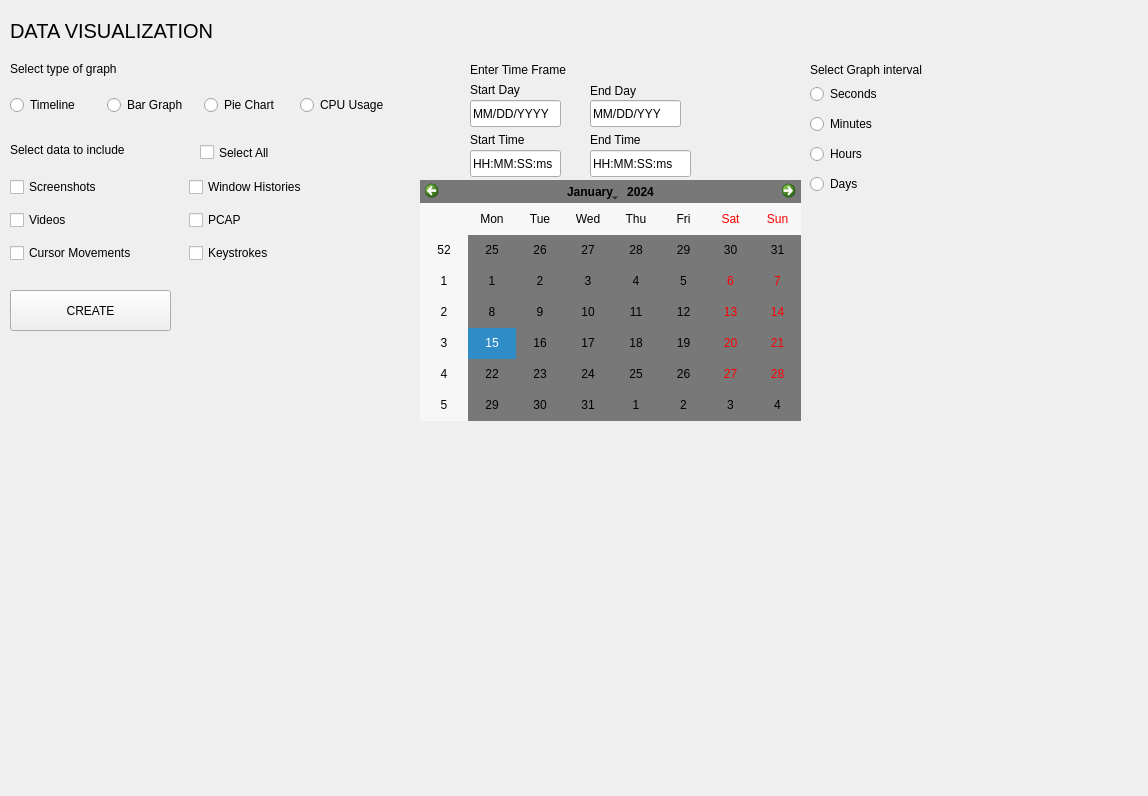
Qt form src/ui/Visualize/DataViz.ui (komodo6/AVERT) before a commit.
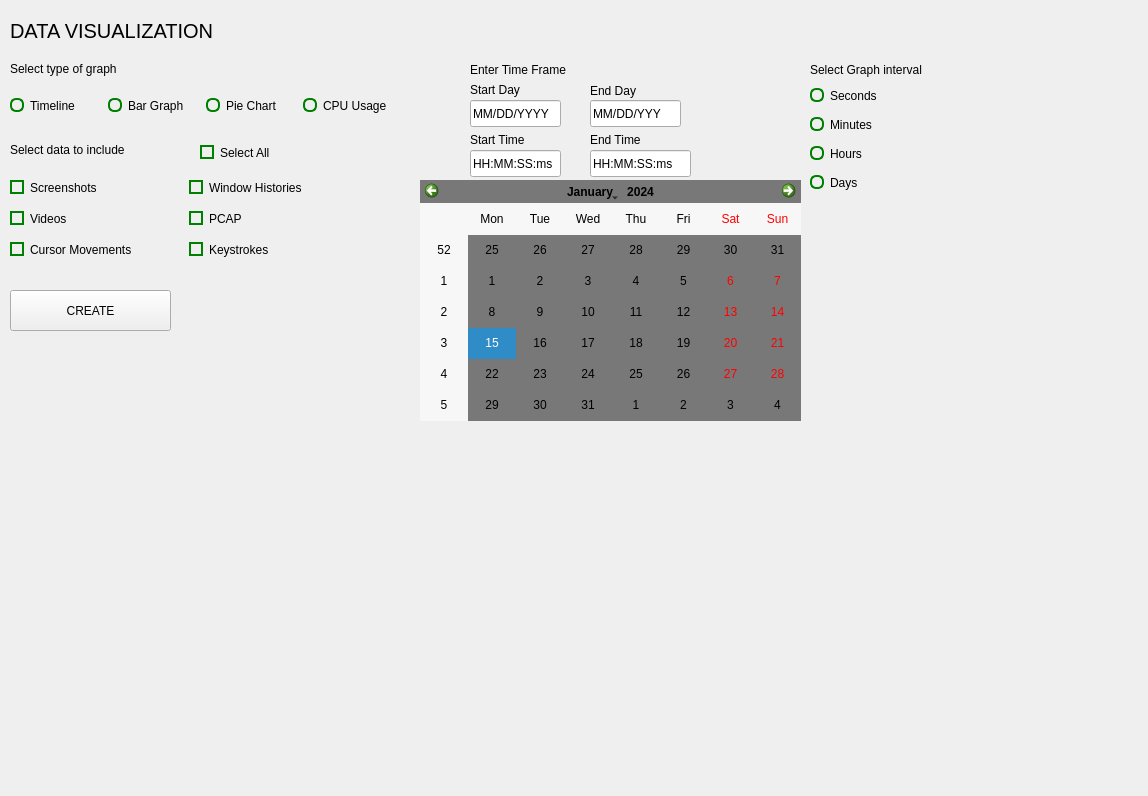
The same form after that commit.

Commit message: added color to checkboxes and radiobuttons

```diff
--- a/src/ui/Visualize/DataViz.ui
+++ b/src/ui/Visualize/DataViz.ui
@@ -22,6 +22,17 @@
      <height>25</height>
     </rect>
    </property>
+   <property name="styleSheet">
+    <string notr="true">QCheckBox::indicator
+{
+border: 2px solid;
+border-color: green;
+}
+QCheckBox:indicator:checked
+{ 
+background-color: green; 
+}</string>
+   </property>
    <property name="text">
     <string>Select All</string>
    </property>
@@ -164,13 +175,26 @@
     <rect>
      <x>10</x>
      <y>80</y>
-     <width>381</width>
+     <width>385</width>
      <height>51</height>
     </rect>
    </property>
    <layout class="QHBoxLayout" name="horizontalLayout">
     <item>
      <widget class="QRadioButton" name="TimelineRadioButton">
+      <property name="styleSheet">
+       <string notr="true">QRadioButton::indicator
+{
+border: 2px solid;
+border-radius: 6px;
+border-color: green;
+}
+QRadioButton::indicator::checked
+{ 
+border-radius: 6px;
+background-color: green; 
+}</string>
+      </property>
       <property name="text">
        <string>Timeline</string>
       </property>
@@ -178,6 +202,19 @@
     </item>
     <item>
      <widget class="QRadioButton" name="BarGraphRadioButton">
+      <property name="styleSheet">
+       <string notr="true">QRadioButton::indicator
+{
+border: 2px solid;
+border-radius: 6px;
+border-color: green;
+}
+QRadioButton::indicator::checked
+{ 
+border-radius: 6px;
+background-color: green; 
+}</string>
+      </property>
       <property name="text">
        <string>Bar Graph</string>
       </property>
@@ -185,6 +222,19 @@
     </item>
     <item>
      <widget class="QRadioButton" name="PieChartRadioButton">
+      <property name="styleSheet">
+       <string notr="true">QRadioButton::indicator
+{
+border: 2px solid;
+border-radius: 6px;
+border-color: green;
+}
+QRadioButton::indicator::checked
+{ 
+border-radius: 6px;
+background-color: green; 
+}</string>
+      </property>
       <property name="text">
        <string>Pie Chart</string>
       </property>
@@ -192,6 +242,19 @@
     </item>
     <item>
      <widget class="QRadioButton" name="CPUUsageRadioButton">
+      <property name="styleSheet">
+       <string notr="true">QRadioButton::indicator
+{
+border: 2px solid;
+border-radius: 6px;
+border-color: green;
+}
+QRadioButton::indicator::checked
+{ 
+border-radius: 6px;
+background-color: green; 
+}</string>
+      </property>
       <property name="text">
        <string>CPU Usage</string>
       </property>
@@ -211,6 +274,21 @@
    <layout class="QGridLayout" name="gridLayout">
     <item row="0" column="1">
      <widget class="QCheckBox" name="checkBox_4">
+      <property name="autoFillBackground">
+       <bool>false</bool>
+      </property>
+      <property name="styleSheet">
+       <string notr="true">QCheckBox::indicator
+{
+border: 2px solid;
+border-color: green;
+}
+QCheckBox:indicator:checked
+{ 
+background-color: green; 
+}
+</string>
+      </property>
       <property name="text">
        <string>Window Histories</string>
       </property>
@@ -218,6 +296,17 @@
     </item>
     <item row="1" column="0">
      <widget class="QCheckBox" name="checkBox_2">
+      <property name="styleSheet">
+       <string notr="true">QCheckBox::indicator
+{
+border: 2px solid;
+border-color: green;
+}
+QCheckBox:indicator:checked
+{ 
+background-color: green; 
+}</string>
+      </property>
       <property name="text">
        <string>Videos</string>
       </property>
@@ -225,6 +314,17 @@
     </item>
     <item row="1" column="1">
      <widget class="QCheckBox" name="checkBox_5">
+      <property name="styleSheet">
+       <string notr="true">QCheckBox::indicator
+{
+border: 2px solid;
+border-color: green;
+}
+QCheckBox:indicator:checked
+{ 
+background-color: green; 
+}</string>
+      </property>
       <property name="text">
        <string>PCAP</string>
       </property>
@@ -232,6 +332,17 @@
     </item>
     <item row="2" column="1">
      <widget class="QCheckBox" name="checkBox_6">
+      <property name="styleSheet">
+       <string notr="true">QCheckBox::indicator
+{
+border: 2px solid;
+border-color: green;
+}
+QCheckBox:indicator:checked
+{ 
+background-color: green; 
+}</string>
+      </property>
       <property name="text">
        <string>Keystrokes</string>
       </property>
@@ -239,6 +350,17 @@
     </item>
     <item row="2" column="0">
      <widget class="QCheckBox" name="checkBox_3">
+      <property name="styleSheet">
+       <string notr="true">QCheckBox::indicator
+{
+border: 2px solid;
+border-color: green;
+}
+QCheckBox:indicator:checked
+{ 
+background-color: green; 
+}</string>
+      </property>
       <property name="text">
        <string>Cursor Movements</string>
       </property>
@@ -246,6 +368,17 @@
     </item>
     <item row="0" column="0">
      <widget class="QCheckBox" name="checkBox">
+      <property name="styleSheet">
+       <string notr="true">QCheckBox::indicator
+{
+border: 2px solid;
+border-color: green;
+}
+QCheckBox:indicator:checked
+{ 
+background-color: green; 
+}</string>
+      </property>
       <property name="text">
        <string>Screenshots</string>
       </property>
@@ -268,6 +401,19 @@
    <layout class="QVBoxLayout" name="verticalLayout">
     <item>
      <widget class="QRadioButton" name="radioButton_2">
+      <property name="styleSheet">
+       <string notr="true">QRadioButton::indicator
+{
+border: 2px solid;
+border-radius: 6px;
+border-color: green;
+}
+QRadioButton::indicator::checked
+{ 
+border-radius: 6px;
+background-color: green; 
+}</string>
+      </property>
       <property name="text">
        <string>Seconds</string>
       </property>
@@ -275,6 +421,19 @@
     </item>
     <item>
      <widget class="QRadioButton" name="radioButton_4">
+      <property name="styleSheet">
+       <string notr="true">QRadioButton::indicator
+{
+border: 2px solid;
+border-radius: 6px;
+border-color: green;
+}
+QRadioButton::indicator::checked
+{ 
+border-radius: 6px;
+background-color: green; 
+}</string>
+      </property>
       <property name="text">
        <string>Minutes</string>
       </property>
@@ -282,6 +441,19 @@
     </item>
     <item>
      <widget class="QRadioButton" name="radioButton_3">
+      <property name="styleSheet">
+       <string notr="true">QRadioButton::indicator
+{
+border: 2px solid;
+border-radius: 6px;
+border-color: green;
+}
+QRadioButton::indicator::checked
+{ 
+border-radius: 6px;
+background-color: green; 
+}</string>
+      </property>
       <property name="text">
        <string>Hours</string>
       </property>
@@ -289,6 +461,18 @@
     </item>
     <item>
      <widget class="QRadioButton" name="radioButton">
+      <property name="styleSheet">
+       <string notr="true">QRadioButton::indicator
+{
+border: 2px solid;
+border-radius: 6px;
+border-color: green;
+}
+QRadioButton::indicator::checked
+{ 
+background-color: green; 
+}</string>
+      </property>
       <property name="text">
        <string>Days</string>
       </property>
```
